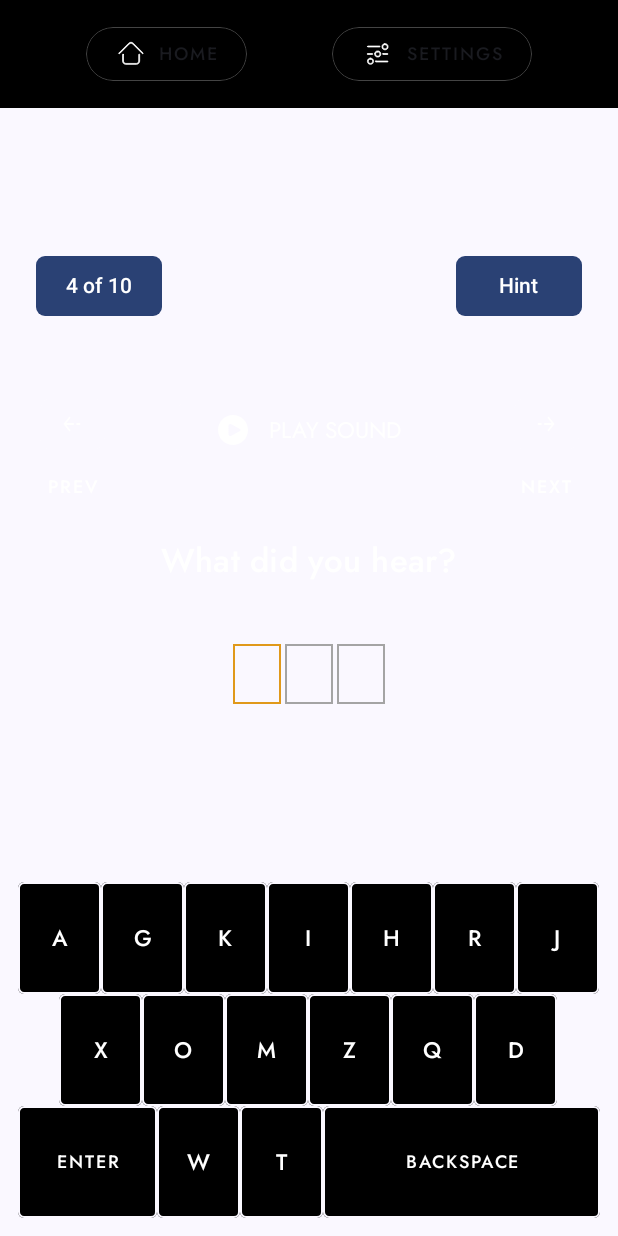
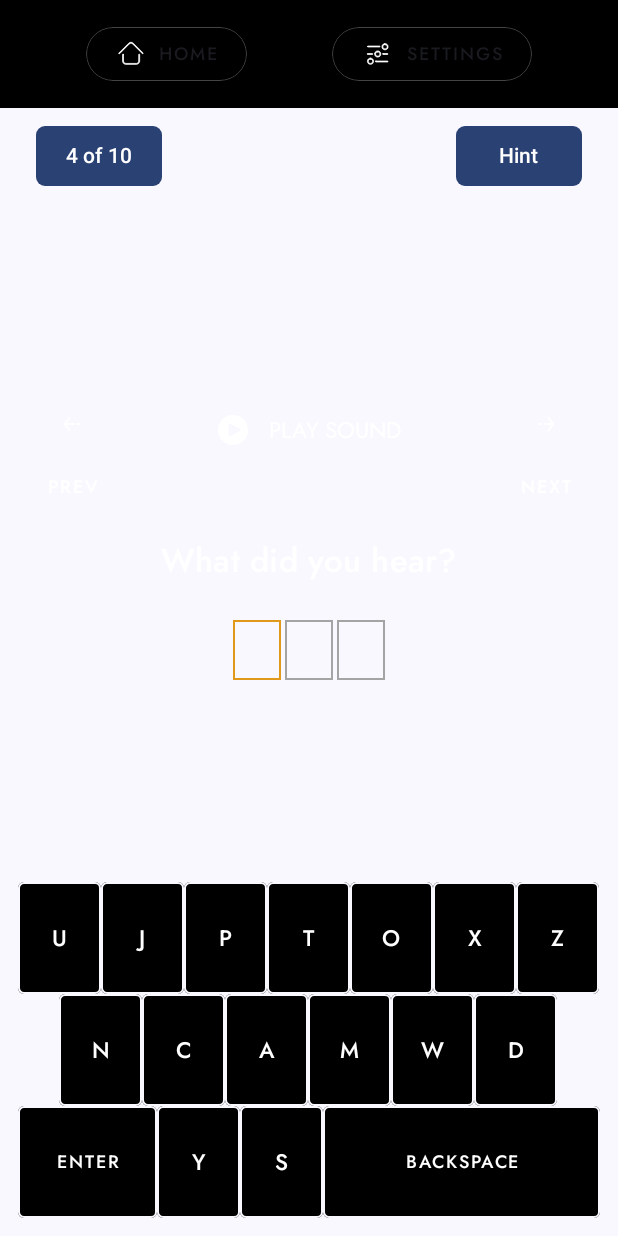
Before and after one commit to being-eyram/Speechsmith, an Android app built with Jetpack Compose: the composable ListenAndSpellScreen shown on its own in the app's theme, on a phone screen of 412 x 824 dp. Run offline under Robolectric (Android 15) with nearby library versions, the phone set to English and light mode, and no system bars; our stand-ins replace Dagger/Hilt's generated code, constraintlayout-compose.

Commit message:
Refactor ListenAndSpellScreen

```diff
--- a/app/src/main/java/io/eyram/speechsmith/MainActivity.kt
+++ b/app/src/main/java/io/eyram/speechsmith/MainActivity.kt
@@ -28,8 +28,8 @@ class MainActivity : ComponentActivity() {
                     modifier = Modifier.fillMaxSize(),
                     color = MaterialTheme.colorScheme.background
                 ) {
-                    SpellingExerciseScreen()
-                   // ListenAndSpellScreen()
+                  // SpellingExerciseScreen()
+                    ListenAndSpellScreen()
                 }
             }
         }
--- a/app/src/main/java/io/eyram/speechsmith/ui/screens/listenandspell/ListenAndSpellScreen.kt
+++ b/app/src/main/java/io/eyram/speechsmith/ui/screens/listenandspell/ListenAndSpellScreen.kt
@@ -27,26 +27,24 @@ fun ListenAndSpellScreen(viewModel: ListenAndSpellScreenVM = viewModel()) {
         topBar = { SpellingExerciseAppBar(onHomeClick = { /*TODO*/ }) {} }
     ) { padding ->
 
-        ConstraintLayout(modifier = Modifier
+        ConstraintLayout(
+            modifier = Modifier
                 .padding(padding)
-            .fillMaxSize()) {
-            val (columnRef, keyboardRef) = createRefs()
+                .fillMaxSize()
+        ) {
+            val (columnRef, hintRef, keyboardRef) = createRefs()
             val uiState = viewModel.uiState
             val spellFieldState = viewModel.uiState.spellFieldState
-            Column(
-                modifier = Modifier.constrainAs(columnRef) {
-                    bottom.linkTo(keyboardRef.top)
-                    start.linkTo(parent.start)
-                    end.linkTo(parent.end)
-                    top.linkTo(parent.top)
-                },
-                horizontalAlignment = Alignment.CenterHorizontally
-            ) {
 
             Row(
                 modifier = Modifier
                     .padding(horizontal = 24.dp)
-                        .fillMaxWidth(),
+                    .fillMaxWidth()
+                    .constrainAs(hintRef) {
+                        top.linkTo(parent.top, 12.dp)
+                        start.linkTo(columnRef.start)
+                        end.linkTo(columnRef.end)
+                    },
                 horizontalArrangement = Arrangement.SpaceBetween
             ) {
                 Button(
@@ -67,15 +65,24 @@ fun ListenAndSpellScreen(viewModel: ListenAndSpellScreenVM = viewModel()) {
                 }
             }
 
+            Column(
+                modifier = Modifier.constrainAs(columnRef) {
+                    start.linkTo(parent.start)
+                    end.linkTo(parent.end)
+                    top.linkTo(hintRef.bottom)
+                    bottom.linkTo(keyboardRef.top)
+                },
+                horizontalAlignment = Alignment.CenterHorizontally
+            ) {
 
                 SoundControls(
-                    modifier = Modifier.padding(end = 24.dp, start = 24.dp, top = 48.dp),
+                    modifier = Modifier.padding(end = 24.dp, start = 24.dp),
                     onPrevClick = { /*TODO*/ },
                     onPlaySoundClick = { /*TODO*/ }
                 ) {}
 
                 Text(
-                    modifier = Modifier.paddingFromBaseline(top = 48.dp, bottom = 32.dp),
+                    modifier = Modifier.paddingFromBaseline(top = 48.dp, bottom = 16.dp),
                     text = LABEL_QUESTION,
                     style = MaterialTheme.typography.titleLarge.copy(
                         fontSize = 22.sp,
@@ -83,10 +90,7 @@ fun ListenAndSpellScreen(viewModel: ListenAndSpellScreenVM = viewModel()) {
                     )
                 )
 
-                SpellField(
-                    Modifier.padding(bottom = 20.dp),
-                    spellFieldState = spellFieldState
-                )
+                SpellField(spellFieldState = spellFieldState)
             }
 
             Keyboard(
@@ -108,7 +112,7 @@ fun ListenAndSpellScreen(viewModel: ListenAndSpellScreenVM = viewModel()) {
 @Composable
 fun ListenAndSpellPreview() {
     SpeechsmithTheme(darkTheme = true) {
-        Surface(){
+        Surface() {
             ListenAndSpellScreen()
         }
 
```
Also changed, not shown: app/src/main/java/io/eyram/speechsmith/ui/screens/spellingexercise/SpellingExerciseScreen.kt (+7 -7 lines). Lines whose indentation alone changed are shown as unchanged.
